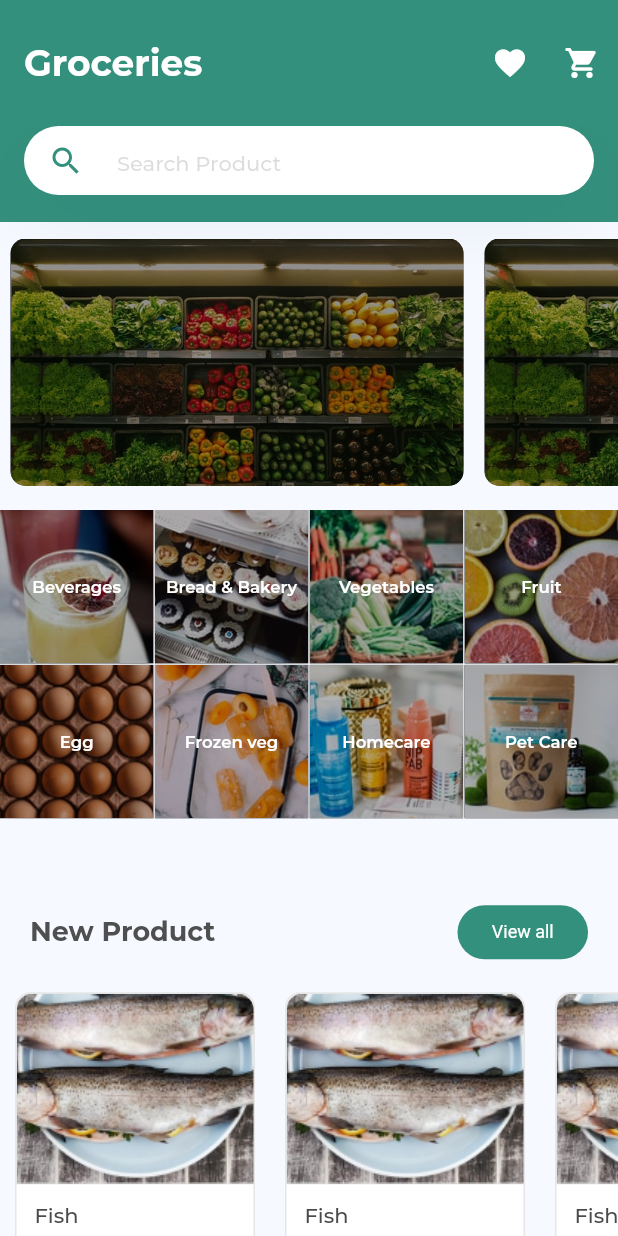
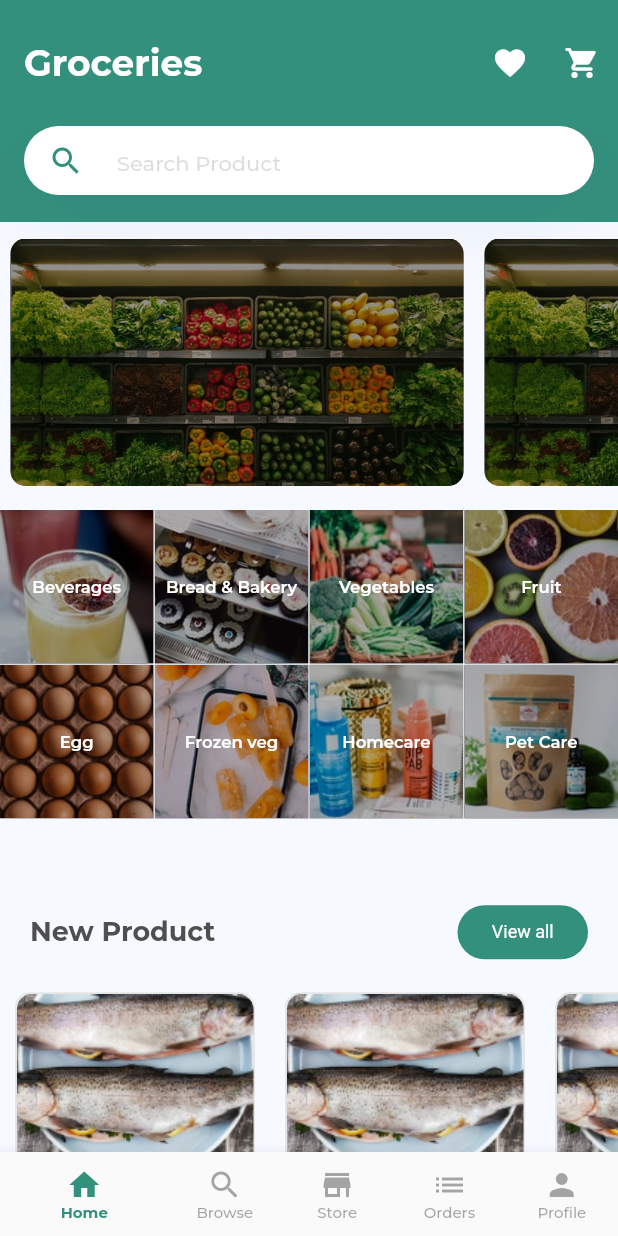
Before and after one commit to mateusisrael/tradly, a Flutter app: the screen it shows after launch, on a phone screen of 412 x 824 dp. Run offline on Flutter 3.47's test engine with Material 2 defaults, Android fonts, the phone set to English and light mode, and no system bars; project files that could hold a hidden picture were left out.

Commit message:
bottom navigation bar

```diff
--- a/TODO.txt
+++ b/TODO.txt
@@ -1,11 +1,10 @@
 TODO
+  criar componente de rotas
   Add ícones de acordo com protótipo
-  criar componente de rotas
-  criar navigation bar
-
+  ajuste no layout do componente de lista de lojas loja
+  bottom navigation bar - ajustar o padding do ícone quando ele está ativo
 
 DOING
-  criar componente de lista de produtos/lojas da home
 
 
 DONE
@@ -15,3 +14,5 @@ DONE
   Add sombra na caixa de pesquisa, de acordo com o protótipo
   Estilizr fontes de acordo com protótipo
   criar componente de grid da tela inicial
+  criar componente de lista de produtos/lojas da home
+  criar bottom navigation bar
--- /dev/null
+++ b/lib/components/bottom_navigation_bar.dart
@@ -0,0 +1,57 @@
+import 'package:flutter/material.dart';
+
+class AppBottomNavigationBar extends StatefulWidget {
+  const AppBottomNavigationBar({Key? key}) : super(key: key);
+
+  @override
+  State<AppBottomNavigationBar> createState() => AppBottomNavigationBarState();
+}
+
+class AppBottomNavigationBarState extends State<AppBottomNavigationBar> {
+  final Color unselectedItemColor = const Color.fromRGBO(79, 79, 79, .5);
+
+  @override
+  Widget build(BuildContext context) {
+    return BottomNavigationBar(
+      showUnselectedLabels: true,
+      selectedItemColor: Theme.of(context).primaryColor,
+      unselectedItemColor: unselectedItemColor,
+      selectedLabelStyle: const TextStyle(fontWeight: FontWeight.bold),
+      unselectedLabelStyle: const TextStyle(fontWeight: FontWeight.normal),
+      selectedFontSize: 10,
+      unselectedFontSize: 10,
+      items: const [
+        BottomNavigationBarItem(
+          icon: Icon(
+            Icons.home,
+          ),
+          label: "Home",
+        ),
+        BottomNavigationBarItem(
+          icon: Icon(
+            Icons.search,
+          ),
+          label: "Browse",
+        ),
+        BottomNavigationBarItem(
+          icon: Icon(
+            Icons.store,
+          ),
+          label: "Store",
+        ),
+        BottomNavigationBarItem(
+          icon: Icon(
+            Icons.list,
+          ),
+          label: "Orders",
+        ),
+        BottomNavigationBarItem(
+          icon: Icon(
+            Icons.person,
+          ),
+          label: "Profile",
+        ),
+      ],
+    );
+  }
+}
--- a/lib/components/category_group.dart
+++ b/lib/components/category_group.dart
@@ -74,7 +74,8 @@ class CategoryGroup extends StatelessWidget {
                           const Text(
                             'Tradly',
                             style: TextStyle(
-                                color: Color(0xff4F4F4F), fontSize: 14),
+                                color: Color.fromRGBO(79, 79, 79, .5),
+                                fontSize: 14),
                           )
                         ],
                       ),
--- a/lib/main.dart
+++ b/lib/main.dart
@@ -1,7 +1,7 @@
 import 'package:flutter/material.dart';
 import 'package:flutter/services.dart';
 import 'themes/default_theme.dart';
-
+import 'components/bottom_navigation_bar.dart';
 import 'screens/home.dart';
 
 void main() {
@@ -37,6 +37,7 @@ class TradlyApp extends StatelessWidget {
               'Groceries',
               style: TextStyle(fontSize: 24, fontWeight: FontWeight.bold),
             )),
+        bottomNavigationBar: const AppBottomNavigationBar(),
         body: const Home(),
       ),
     );
--- a/pubspec.yaml
+++ b/pubspec.yaml
@@ -78,9 +78,9 @@ flutter:
       fonts:
         - asset: fonts/Montserrat/static/Montserrat-Medium.ttf
           weight: 500
+        - asset: fonts/Montserrat/static/Montserrat-SemiBold.ttf
+          weight: 600
         - asset: fonts/Montserrat/static/Montserrat-Bold.ttf
-          weight: 600
-        - asset: fonts/Montserrat/static/Montserrat-SemiBold.ttf
           weight: 700
   #   - family: Schyler
   #     fonts:
```
